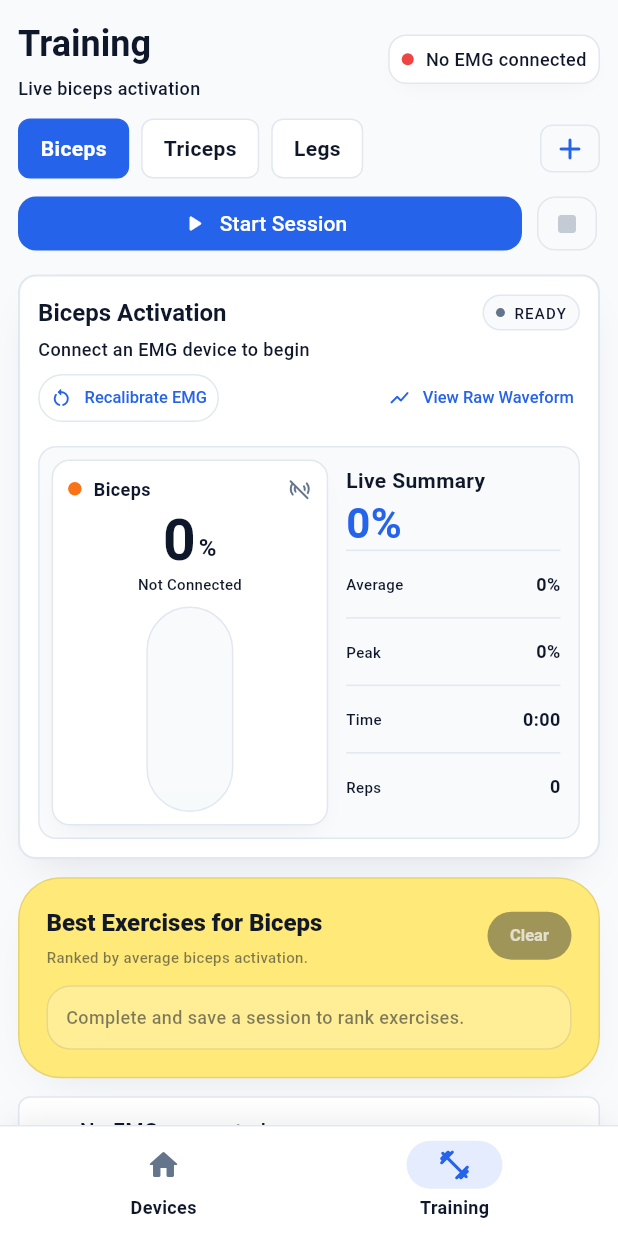
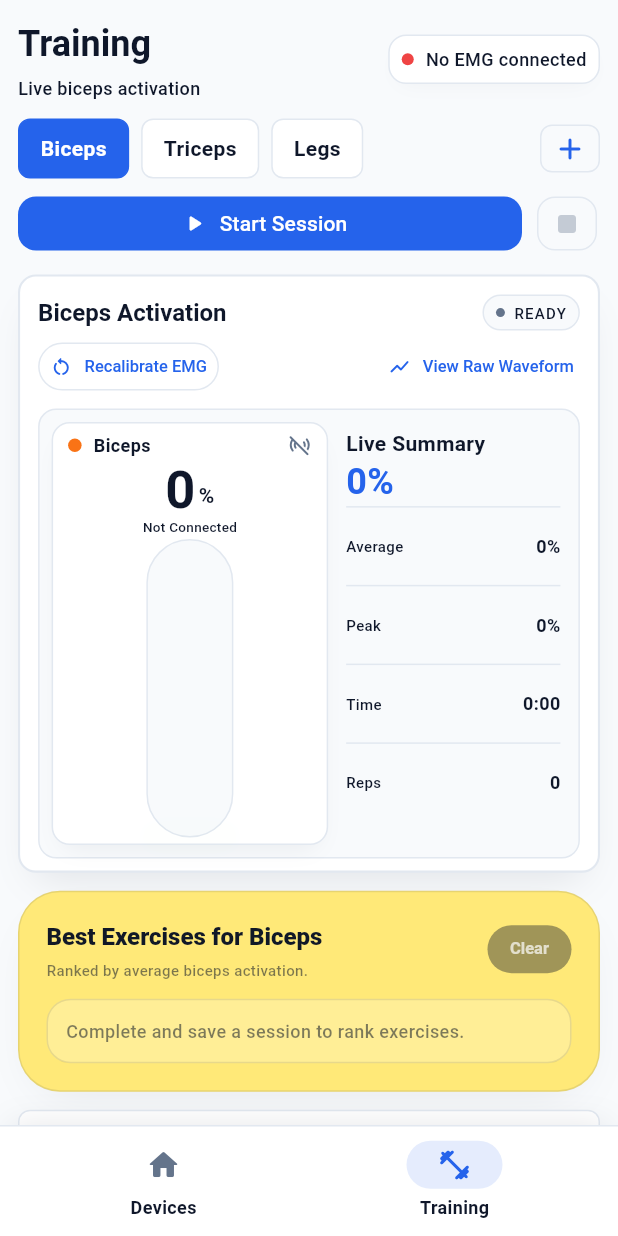
Before and after one commit to zcheng0319-dot/Muscle-Activation-Monitor, a Flutter app: the screen it shows after launch, on a phone screen of 412 x 824 dp. Run offline on Flutter 3.47's test engine with Material 3 defaults, Android fonts, the phone set to English and light mode, and no system bars; our stand-ins replace flutter_blue_plus, flutter_riverpod, permission_handler, shared_preferences.

Commit message:
feat(training): refine activation dashboard layout

```diff
--- a/app/lib/features/training/presentation/widgets/activation_panel.dart
+++ b/app/lib/features/training/presentation/widgets/activation_panel.dart
@@ -26,7 +26,7 @@ class ActivationPanel extends StatelessWidget {
     final displayValue = connected ? value : 0;
 
     return Container(
-      padding: const EdgeInsets.fromLTRB(10, 10, 10, 8),
+      padding: const EdgeInsets.fromLTRB(10, 6, 10, 4),
       decoration: BoxDecoration(
         color: AppColors.card,
         border: Border.all(color: AppColors.border),
@@ -71,7 +71,7 @@ class ActivationPanel extends StatelessWidget {
               ),
             ],
           ),
-          const SizedBox(height: AppSpacing.sm),
+          const SizedBox(height: AppSpacing.xs),
           Row(
             mainAxisAlignment: MainAxisAlignment.center,
             crossAxisAlignment: CrossAxisAlignment.end,
@@ -89,7 +89,7 @@ class ActivationPanel extends StatelessWidget {
                   '$displayValue',
                   key: ValueKey(displayValue),
                   style: AppTypography.metric.copyWith(
-                    fontSize: 38,
+                    fontSize: 35,
                     height: 0.95,
                     fontWeight: FontWeight.w700,
                     letterSpacing: 0,
@@ -100,28 +100,30 @@ class ActivationPanel extends StatelessWidget {
                 padding: const EdgeInsets.only(left: 2, bottom: 2),
                 child: Text(
                   '%',
+                  key: const ValueKey('activation-percent-text'),
                   style: AppTypography.cardTitle.copyWith(
                     color: AppColors.secondary,
-                    fontSize: 16,
+                    fontSize: 14,
                     fontWeight: FontWeight.w700,
                   ),
                 ),
               ),
             ],
           ),
-          const SizedBox(height: AppSpacing.xs),
+          const SizedBox(height: 2),
           Text(
             connected
                 ? 'AVG ${average.round()}%  |  PEAK $peak%'
                 : 'Not Connected',
+            key: const ValueKey('activation-status-text'),
             style: AppTypography.label.copyWith(
-              fontSize: 10,
+              fontSize: 9,
               letterSpacing: 0.2,
             ),
             maxLines: 1,
             overflow: TextOverflow.ellipsis,
           ),
-          const SizedBox(height: AppSpacing.sm),
+          const SizedBox(height: 2),
           Expanded(child: _FluorescentActivationColumn(value: displayValue)),
         ],
       ),
@@ -199,6 +201,7 @@ class _FluorescentActivationColumnState
 
             return Center(
               child: SizedBox(
+                key: const ValueKey('activation-bar-track'),
                 width: 74,
                 height: constraints.maxHeight,
                 child: Stack(
--- a/app/lib/features/training/presentation/widgets/bilateral_performance_panel.dart
+++ b/app/lib/features/training/presentation/widgets/bilateral_performance_panel.dart
@@ -25,11 +25,17 @@ class BilateralPerformancePanel extends StatelessWidget {
   @override
   Widget build(BuildContext context) {
     return DashboardCard(
+      key: const ValueKey('activation-dashboard-card'),
       hero: true,
-      padding: const EdgeInsets.all(AppSpacing.md),
+      padding: const EdgeInsets.fromLTRB(
+        AppSpacing.md,
+        AppSpacing.md,
+        AppSpacing.md,
+        AppSpacing.sm,
+      ),
       child: LayoutBuilder(
         builder: (context, constraints) {
-          final panelHeight = constraints.maxWidth <= 320 ? 232.0 : 244.0;
+          final panelHeight = constraints.maxWidth <= 320 ? 270.0 : 282.0;
           return Column(
             crossAxisAlignment: CrossAxisAlignment.start,
             children: [
@@ -86,13 +92,6 @@ class BilateralPerformancePanel extends StatelessWidget {
                     ),
                   ),
                 ],
-              ),
-              const SizedBox(height: AppSpacing.xs),
-              Text(
-                leftConnected
-                    ? 'Real-time muscle load'
-                    : 'Connect an EMG device to begin',
-                style: AppTypography.label,
               ),
               if (signalUnstable) ...[
                 const SizedBox(height: AppSpacing.xs),
@@ -174,7 +173,7 @@ class BilateralPerformancePanel extends StatelessWidget {
                   ],
                 ),
               ),
-              const SizedBox(height: AppSpacing.md),
+              const SizedBox(height: AppSpacing.sm),
               Container(
                 key: const ValueKey('biceps-dashboard-area'),
                 padding: const EdgeInsets.all(AppSpacing.sm),
@@ -203,9 +202,16 @@ class BilateralPerformancePanel extends StatelessWidget {
                       const SizedBox(width: AppSpacing.sm),
                       Expanded(
                         flex: 45,
-                        child: CompactLiveSummarySection(
-                          key: const ValueKey('biceps-live-summary'),
-                          state: state,
+                        child: Align(
+                          alignment: Alignment.topCenter,
+                          child: SizedBox(
+                            height: panelHeight - AppSpacing.md,
+                            width: double.infinity,
+                            child: CompactLiveSummarySection(
+                              key: const ValueKey('biceps-live-summary'),
+                              state: state,
+                            ),
+                          ),
                         ),
                       ),
                     ],
--- a/app/lib/features/training/presentation/widgets/live_summary_card.dart
+++ b/app/lib/features/training/presentation/widgets/live_summary_card.dart
@@ -120,7 +120,7 @@ class CompactLiveSummarySection extends StatelessWidget {
             '${state.leftActivation}%',
             style: AppTypography.metric.copyWith(
               color: AppColors.primary,
-              fontSize: 28,
+              fontSize: 24,
               height: 1,
               fontWeight: FontWeight.w700,
             ),
```
Also changed, not shown: 1 other file.
